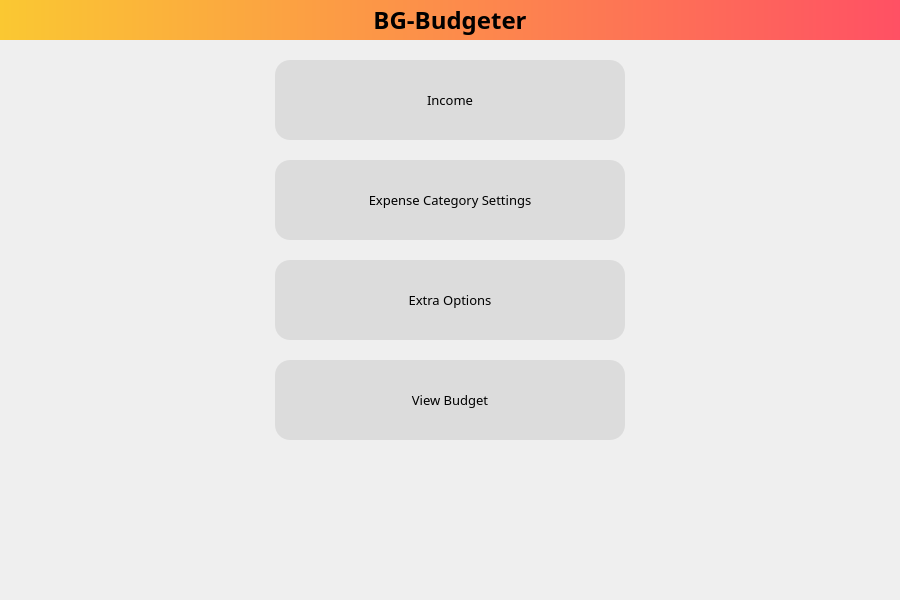
First picture: the form in QtUiFiles/budgeter.ui, repository BenSGrant/BG-Budgeter, before the edit.
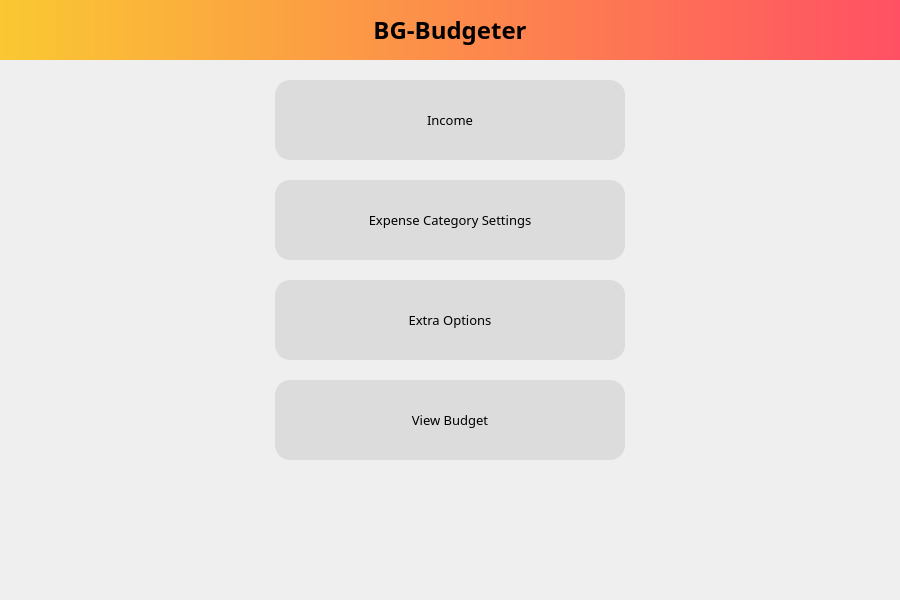
Second picture: the form after the edit.

Commit message: thickened home page title

Diff of the .ui file:
```diff
--- a/QtUiFiles/budgeter.ui
+++ b/QtUiFiles/budgeter.ui
@@ -44,7 +44,7 @@
        <x>0</x>
        <y>0</y>
        <width>900</width>
-       <height>40</height>
+       <height>60</height>
       </rect>
      </property>
      <property name="font">
@@ -69,9 +69,9 @@
      <property name="geometry">
       <rect>
        <x>25</x>
-       <y>459</y>
+       <y>479</y>
        <width>850</width>
-       <height>131</height>
+       <height>111</height>
       </rect>
      </property>
      <property name="text">
@@ -82,7 +82,7 @@
      <property name="geometry">
       <rect>
        <x>275</x>
-       <y>60</y>
+       <y>80</y>
        <width>350</width>
        <height>80</height>
       </rect>
@@ -103,7 +103,7 @@
      <property name="geometry">
       <rect>
        <x>275</x>
-       <y>160</y>
+       <y>180</y>
        <width>350</width>
        <height>80</height>
       </rect>
@@ -124,7 +124,7 @@
      <property name="geometry">
       <rect>
        <x>275</x>
-       <y>260</y>
+       <y>280</y>
        <width>350</width>
        <height>80</height>
       </rect>
@@ -145,7 +145,7 @@
      <property name="geometry">
       <rect>
        <x>275</x>
-       <y>360</y>
+       <y>380</y>
        <width>350</width>
        <height>80</height>
       </rect>
```
The commit also changes 1 other file.
